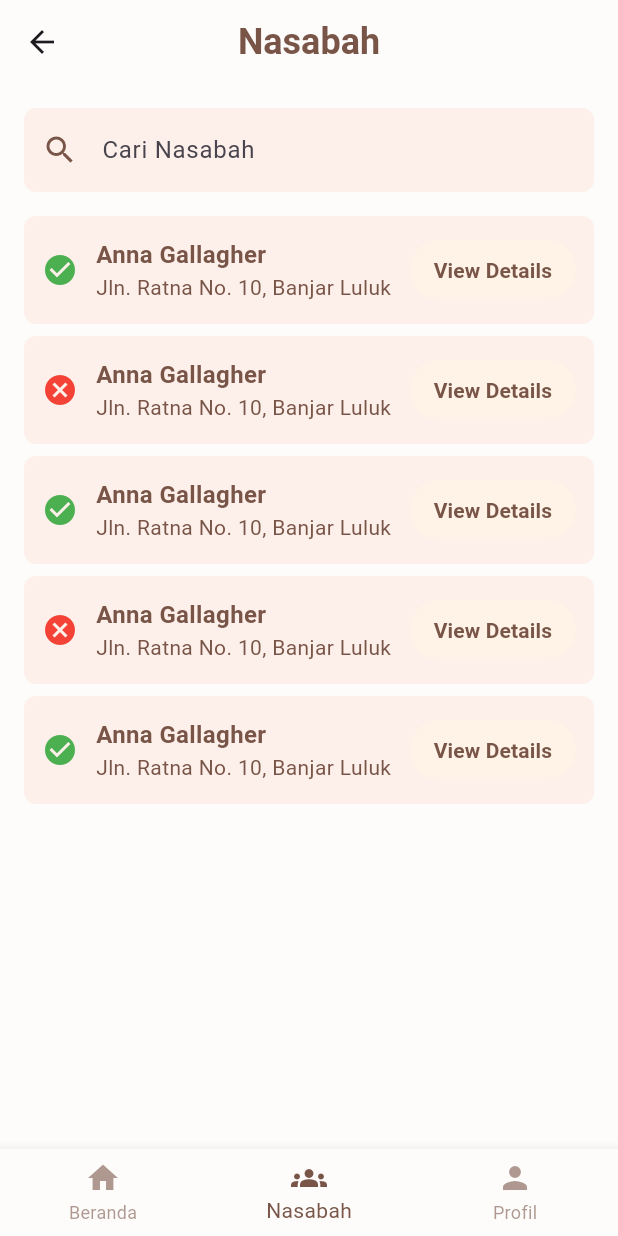
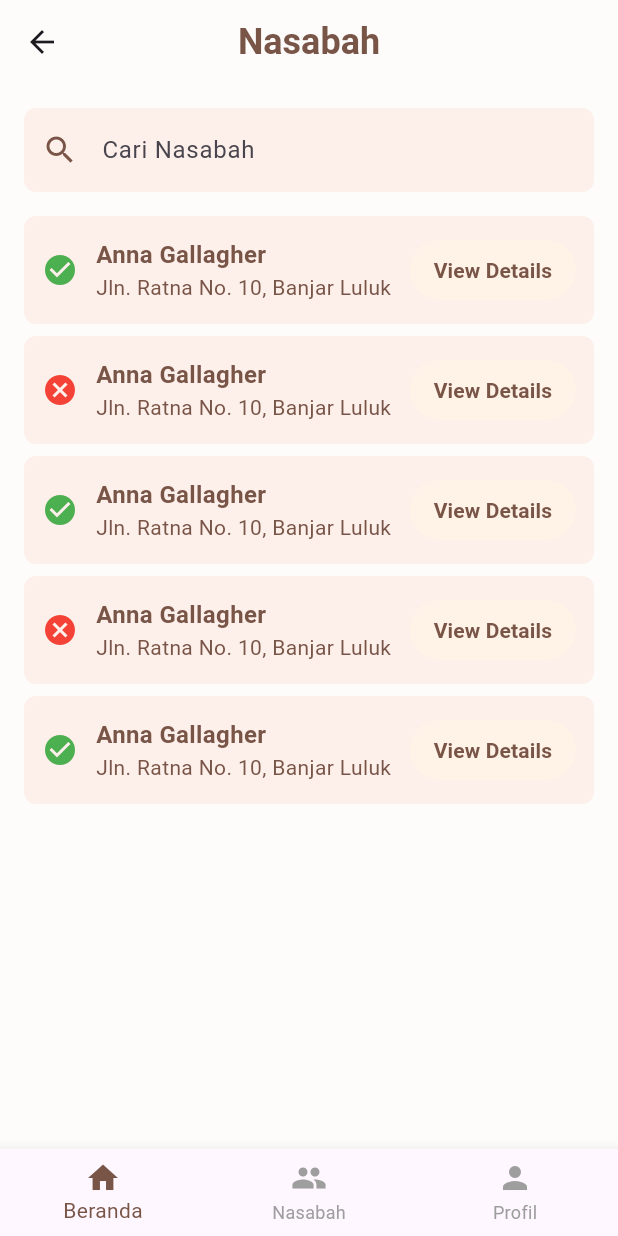
Before and after one commit to AriefMade/digicoop, a Flutter app: the BerandaPkl screen opened directly, item 2 of the bottom bar chosen, on a phone screen of 412 x 824 dp. Run offline on Flutter 3.47's test engine with Material 3 defaults, Android fonts, the phone set to English and light mode, and no system bars.

Commit message:
update pada bagian navbar sesuai dgn fungsinya

```diff
--- a/lib/Pekerja Keliling/Beranda/berandaPKL.dart
+++ b/lib/Pekerja Keliling/Beranda/berandaPKL.dart
@@ -165,7 +165,7 @@ class _BerandaPklState extends State<BerandaPkl>{
               });
           if (index == 1){
             Navigator.push(context,
-                MaterialPageRoute(builder : (context) => nasabahPkl())); }
+                MaterialPageRoute(builder : (context) => NasabahPkl())); }
             else if (index == 2){
               Navigator.push(context,
                   MaterialPageRoute(builder : (context) => profilPkl()));
--- a/lib/Pekerja Keliling/nasabah/nasabahPKL.dart
+++ b/lib/Pekerja Keliling/nasabah/nasabahPKL.dart
@@ -1,11 +1,13 @@
+import 'package:digicoop/Pekerja%20Keliling/Beranda/berandaPKL.dart';
+import 'package:digicoop/Pekerja%20Keliling/profil/profilPKL.dart';
 import 'package:flutter/material.dart';
 
-class nasabahPkl extends StatefulWidget {
-  const nasabahPkl ({Key? key}) : super (key: key);
+class NasabahPkl extends StatefulWidget {
+  const NasabahPkl ({Key? key}) : super (key: key);
   @override
-  State<nasabahPkl> createState() => nasabahPklState();}
+  State<NasabahPkl> createState() => NasabahPklState();}
 
-class nasabahPklState extends State<nasabahPkl>{
+class NasabahPklState extends State<NasabahPkl>{
   int _selectedIndex = 0;
   // Data dummy untuk daftar nasabah
   final List<Map<String, dynamic>> nasabahList = [
@@ -134,23 +136,25 @@ class nasabahPklState extends State<nasabahPkl>{
       ),
       // Bottom Navigation Bar
       bottomNavigationBar: BottomNavigationBar(
-        backgroundColor: const Color(0xFFFDFCFB),
         selectedItemColor: Colors.brown,
-        unselectedItemColor: Colors.brown.withOpacity(0.6),
-        currentIndex: 1,
-        items: const [
-          BottomNavigationBarItem(
-            icon: Icon(Icons.home),
-            label: 'Beranda',
-          ),
-          BottomNavigationBarItem(
-            icon: Icon(Icons.groups),
-            label: 'Nasabah',
-          ),
-          BottomNavigationBarItem(
-            icon: Icon(Icons.person),
-            label: 'Profil',
-          ),
+        unselectedItemColor: Colors.grey,
+        currentIndex: _selectedIndex,
+        onTap: (index) {
+          setState((){
+            _selectedIndex = index;
+          });
+          if (index == 0){
+            Navigator.push(context,
+                MaterialPageRoute(builder : (context) => BerandaPkl())); }
+          else if (index == 2){
+            Navigator.push(context,
+                MaterialPageRoute(builder : (context) => profilPkl()));
+          }
+        },
+        items: [
+          BottomNavigationBarItem(icon: Icon(Icons.home), label: 'Beranda'),
+          BottomNavigationBarItem(icon: Icon(Icons.people), label: 'Nasabah'),
+          BottomNavigationBarItem(icon: Icon(Icons.person), label: 'Profil'),
         ],
       ),
     );
```
Also changed, not shown: lib/Pekerja Keliling/profil/profilPKL.dart (+34 -2 lines).
